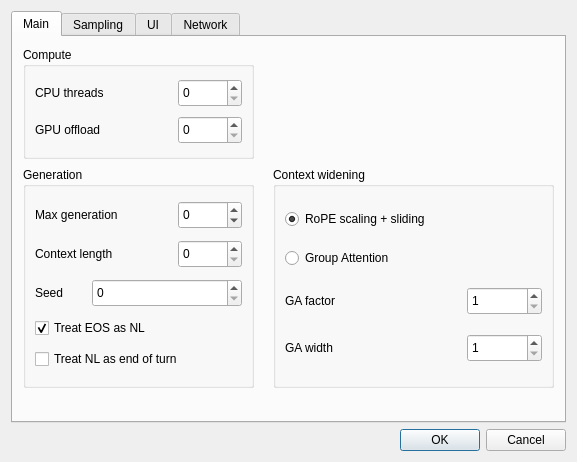
matrixsmaster/ANNA, file anna_graphica/settingsdialog.ui: the form before one commit.
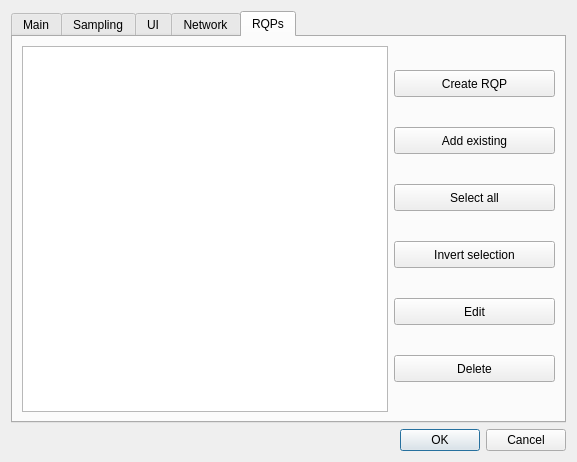
The form after the commit. The open tabs and pages were chosen to show the change. Icons and pictures are not drawn.

```diff
--- a/anna_graphica/settingsdialog.ui
+++ b/anna_graphica/settingsdialog.ui
@@ -1081,6 +1081,134 @@
        </property>
       </widget>
      </widget>
+     <widget class="QWidget" name="tab_5">
+      <attribute name="title">
+       <string>RQPs</string>
+      </attribute>
+      <layout class="QHBoxLayout" name="horizontalLayout_7">
+       <item>
+        <widget class="QListWidget" name="rqpList"/>
+       </item>
+       <item>
+        <layout class="QVBoxLayout" name="verticalLayout_9">
+         <item>
+          <widget class="QPushButton" name="pushButton_3">
+           <property name="minimumSize">
+            <size>
+             <width>161</width>
+             <height>27</height>
+            </size>
+           </property>
+           <property name="maximumSize">
+            <size>
+             <width>161</width>
+             <height>27</height>
+            </size>
+           </property>
+           <property name="text">
+            <string>Create RQP</string>
+           </property>
+          </widget>
+         </item>
+         <item>
+          <widget class="QPushButton" name="pushButton_4">
+           <property name="minimumSize">
+            <size>
+             <width>161</width>
+             <height>27</height>
+            </size>
+           </property>
+           <property name="maximumSize">
+            <size>
+             <width>161</width>
+             <height>27</height>
+            </size>
+           </property>
+           <property name="text">
+            <string>Add existing</string>
+           </property>
+          </widget>
+         </item>
+         <item>
+          <widget class="QPushButton" name="pushButton_5">
+           <property name="minimumSize">
+            <size>
+             <width>161</width>
+             <height>27</height>
+            </size>
+           </property>
+           <property name="maximumSize">
+            <size>
+             <width>161</width>
+             <height>27</height>
+            </size>
+           </property>
+           <property name="text">
+            <string>Select all</string>
+           </property>
+          </widget>
+         </item>
+         <item>
+          <widget class="QPushButton" name="pushButton_6">
+           <property name="minimumSize">
+            <size>
+             <width>161</width>
+             <height>27</height>
+            </size>
+           </property>
+           <property name="maximumSize">
+            <size>
+             <width>161</width>
+             <height>27</height>
+            </size>
+           </property>
+           <property name="text">
+            <string>Invert selection</string>
+           </property>
+          </widget>
+         </item>
+         <item>
+          <widget class="QPushButton" name="pushButton_7">
+           <property name="minimumSize">
+            <size>
+             <width>161</width>
+             <height>27</height>
+            </size>
+           </property>
+           <property name="maximumSize">
+            <size>
+             <width>161</width>
+             <height>27</height>
+            </size>
+           </property>
+           <property name="text">
+            <string>Edit</string>
+           </property>
+          </widget>
+         </item>
+         <item>
+          <widget class="QPushButton" name="pushButton_8">
+           <property name="minimumSize">
+            <size>
+             <width>161</width>
+             <height>27</height>
+            </size>
+           </property>
+           <property name="maximumSize">
+            <size>
+             <width>161</width>
+             <height>27</height>
+            </size>
+           </property>
+           <property name="text">
+            <string>Delete</string>
+           </property>
+          </widget>
+         </item>
+        </layout>
+       </item>
+      </layout>
+     </widget>
     </widget>
    </item>
    <item>
```
